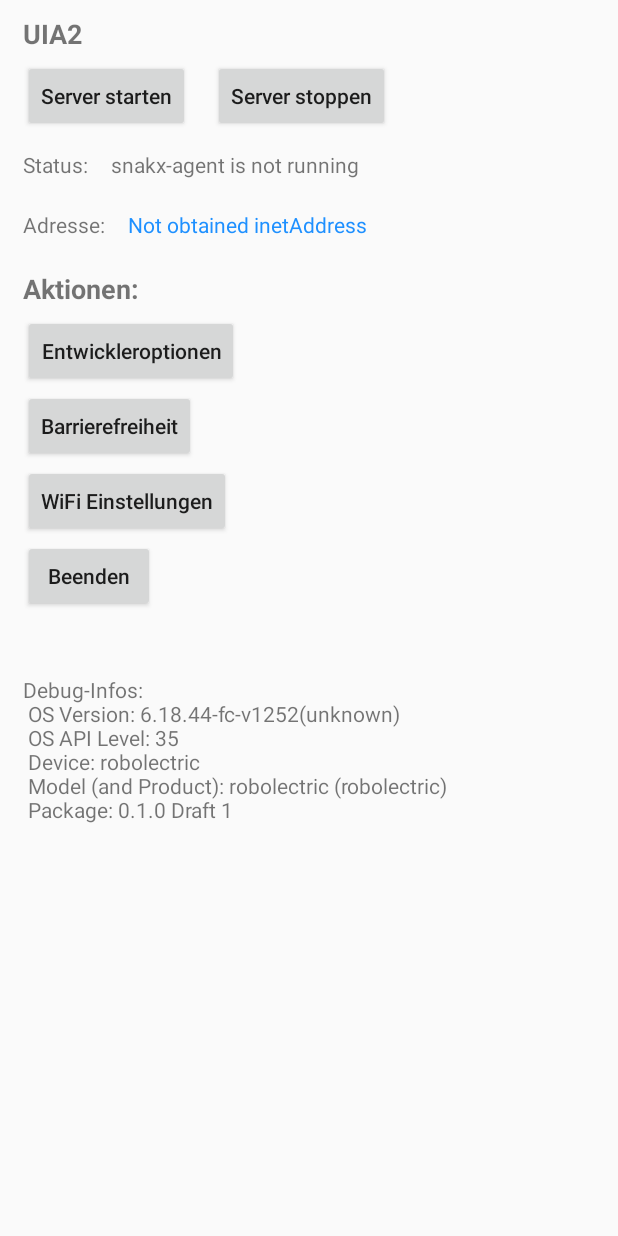
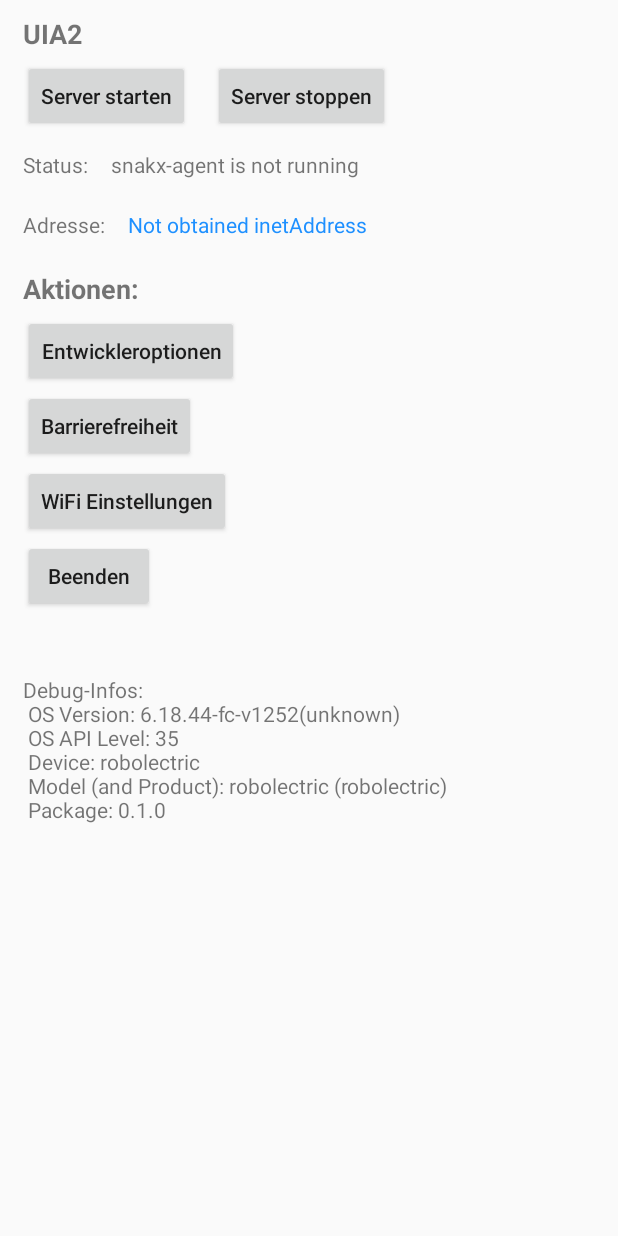
Before and after one commit to snakx/android-uiautomator2-server, an Android app: the screen it shows after launch (MainActivity), on a phone screen of 412 x 824 dp. Run offline under Robolectric (Android 15) with nearby library versions, the phone set to English and light mode, and no system bars.

Commit message:
Final version 0.1.0

```diff
--- a/app/build.gradle
+++ b/app/build.gradle
@@ -25,7 +25,7 @@ android {
         minSdkVersion 21
         targetSdkVersion 30
         versionCode 1
-        versionName "0.1.0 Draft 1"
+        versionName "0.1.0"
         archivesBaseName = "snakx-uiautomator2"
         testInstrumentationRunner "androidx.test.runner.AndroidJUnitRunner"
     }
--- a/app/src/main/java/com/github/uiautomator2/MainActivity.java
+++ b/app/src/main/java/com/github/uiautomator2/MainActivity.java
@@ -35,7 +35,7 @@ public class MainActivity extends AppCompatActivity {
     private static final String TAG = "UIA2";
     private int version = Build.VERSION.SDK_INT;
     private final int port = 7771;
-    private final String _version_ = "0.1.0 Draft 1";
+    private final String _version_ = "0.1.0";
 
     TextView tv_service, tv_address, tv_dbginf;
 
```
Also changed, not shown: 6 other files.
